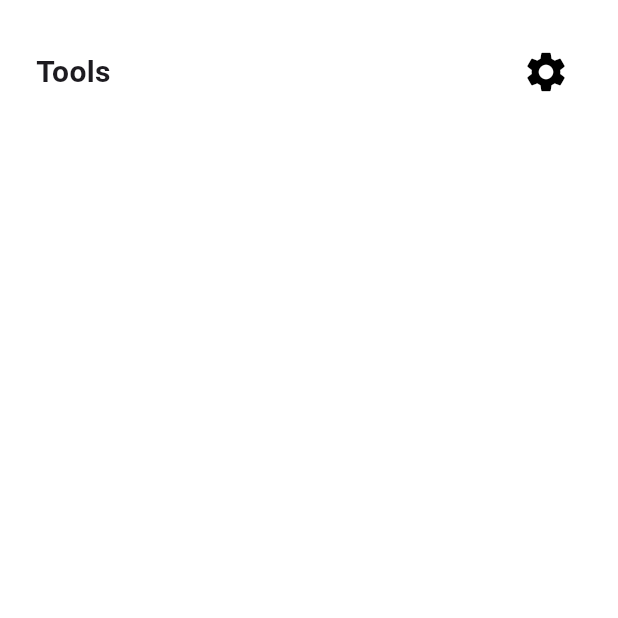
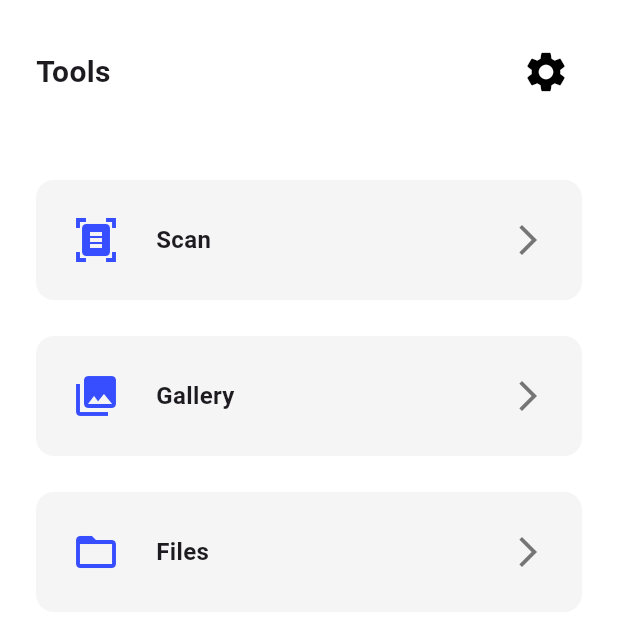
Before and after one commit to cripnail/docflow, a Flutter app: the ToolsScreen screen opened directly, on a phone screen of 412 x 824 dp, the top half of it. Run offline on Flutter 3.47's test engine with Material 3 defaults, Android fonts, the phone set to English and light mode, and no system bars; our stand-ins replace bloc, camera, flutter_bloc, get_it, image_picker, lottie and 1 more; missing offline and left inert: flutter_pdfview; accounts and stored records are empty.

Commit message:
chore: polishing

```diff
--- a/lib/features/document_list/presentation/widgets/tools_screen.dart
+++ b/lib/features/document_list/presentation/widgets/tools_screen.dart
@@ -11,12 +11,12 @@ class ToolsScreen extends StatelessWidget {
     return Scaffold(
       backgroundColor: AppColors.background,
       body: SafeArea(
-        child: Padding(
-          padding: EdgeInsets.all(AppDimensions.paddingM),
-          child: Column(
-            crossAxisAlignment: CrossAxisAlignment.start,
-            children: [
-              Row(
+        child: Column(
+          crossAxisAlignment: CrossAxisAlignment.start,
+          children: [
+            Padding(
+              padding: EdgeInsets.all(AppDimensions.paddingM),
+              child: Row(
                 mainAxisAlignment: MainAxisAlignment.spaceBetween,
                 children: [
                   Text(
@@ -36,6 +36,71 @@ class ToolsScreen extends StatelessWidget {
                   ),
                 ],
               ),
+            ),
+            Expanded(
+              child: ListView(
+                padding: EdgeInsets.all(AppDimensions.paddingM),
+                children: [
+                  _buildToolItem(
+                    icon: Icons.document_scanner,
+                    title: AppStrings.scan,
+                    onTap: () {},
+                  ),
+                  SizedBox(height: AppDimensions.spacingM),
+                  _buildToolItem(
+                    icon: Icons.photo_library,
+                    title: AppStrings.gallery,
+                    onTap: () {},
+                  ),
+                  SizedBox(height: AppDimensions.spacingM),
+                  _buildToolItem(
+                    icon: Icons.folder_open,
+                    title: AppStrings.files,
+                    onTap: () {},
+                  ),
+                ],
+              ),
+            ),
+          ],
+        ),
+      ),
+    );
+  }
+
+  Widget _buildToolItem({
+    required IconData icon,
+    required String title,
+    required VoidCallback onTap,
+  }) {
+    return Material(
+      color: AppColors.cardBackground,
+      borderRadius: BorderRadius.circular(AppDimensions.borderRadiusM),
+      child: InkWell(
+        onTap: onTap,
+        borderRadius: BorderRadius.circular(AppDimensions.borderRadiusM),
+        child: Padding(
+          padding: EdgeInsets.all(AppDimensions.paddingM),
+          child: Row(
+            children: [
+              Icon(
+                icon,
+                size: AppDimensions.iconM,
+                color: AppColors.buttonBlue,
+              ),
+              SizedBox(width: AppDimensions.spacingM),
+              Text(
+                title,
+                style: TextStyle(
+                  fontSize: AppDimensions.bodySize,
+                  fontWeight: FontWeight.bold,
+                ),
+              ),
+              const Spacer(),
+              Icon(
+                Icons.arrow_forward_ios,
+                size: AppDimensions.iconS,
+                color: AppColors.textSecondary,
+              ),
             ],
           ),
         ),
```
